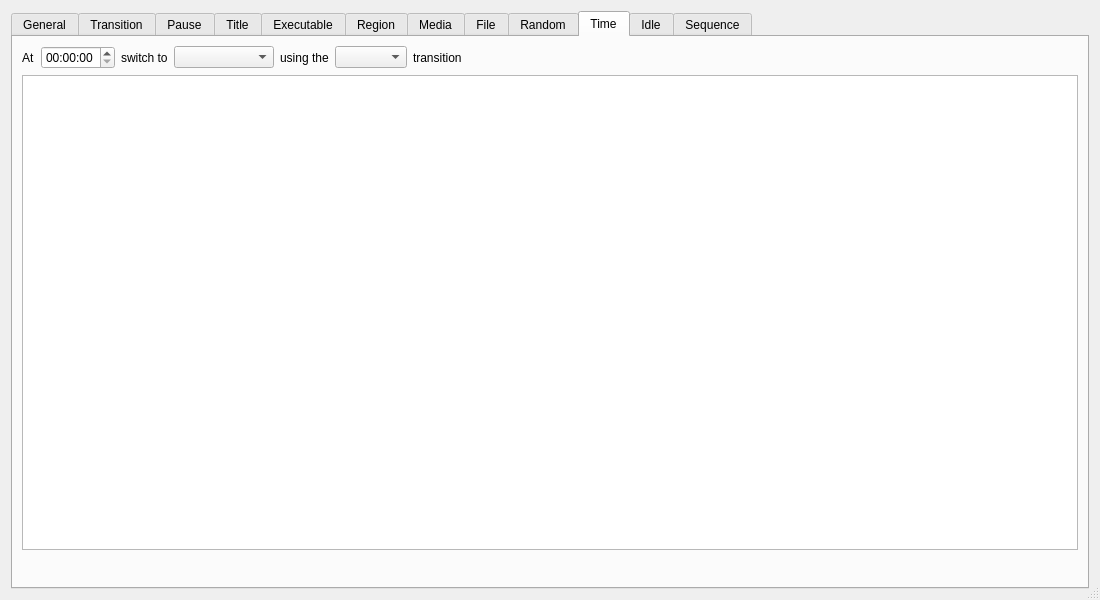
Qt form forms/advanced-scene-switcher.ui (WarmUpTill/SceneSwitcher) before a commit.
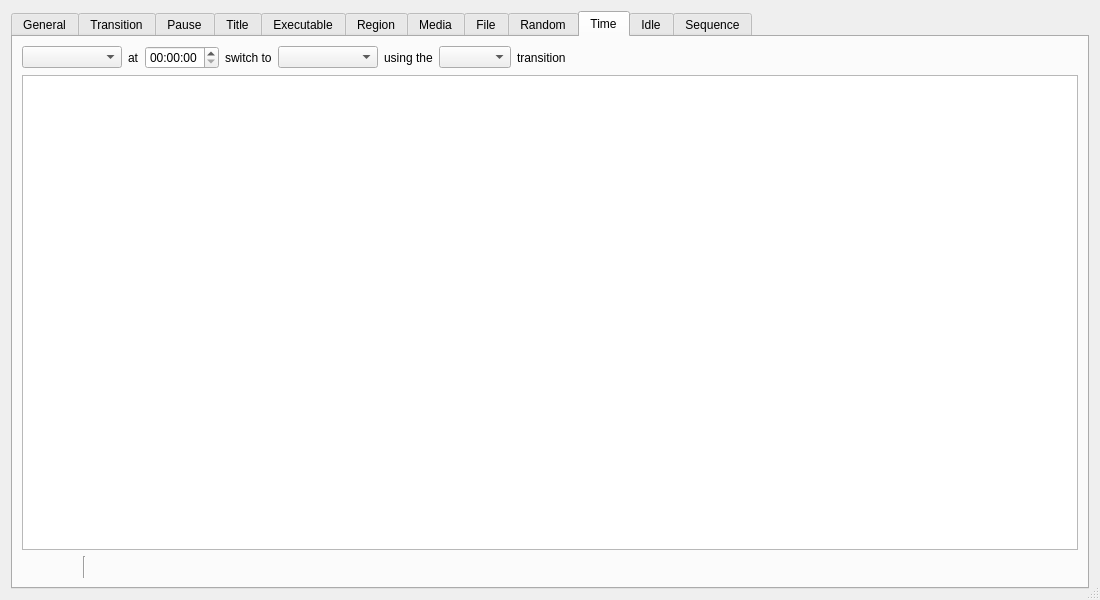
The same form after that commit. The open tabs and pages were chosen to show the change. Icons and pictures are not drawn.

Commit message: add support for weekdays and allow reordering on time tab

```diff
--- a/forms/advanced-scene-switcher.ui
+++ b/forms/advanced-scene-switcher.ui
@@ -2920,10 +2920,20 @@
       <layout class="QVBoxLayout" name="verticalLayout_10">
        <item>
         <layout class="QHBoxLayout" name="horizontalLayout_42">
+         <item>
+          <widget class="QComboBox" name="timeTrigger">
+           <property name="minimumSize">
+            <size>
+             <width>100</width>
+             <height>0</height>
+            </size>
+           </property>
+          </widget>
+         </item>
          <item>
           <widget class="QLabel" name="label_55">
            <property name="text">
-            <string>At</string>
+            <string>at</string>
            </property>
           </widget>
          </item>
@@ -3027,6 +3037,91 @@
            </property>
           </widget>
          </item>
+         <item>
+          <spacer name="horizontalSpacer_110">
+           <property name="orientation">
+            <enum>Qt::Horizontal</enum>
+           </property>
+           <property name="sizeType">
+            <enum>QSizePolicy::Fixed</enum>
+           </property>
+           <property name="sizeHint" stdset="0">
+            <size>
+             <width>5</width>
+             <height>20</height>
+            </size>
+           </property>
+          </spacer>
+         </item>
+         <item>
+          <widget class="Line" name="line_36">
+           <property name="orientation">
+            <enum>Qt::Vertical</enum>
+           </property>
+          </widget>
+         </item>
+         <item>
+          <spacer name="horizontalSpacer_111">
+           <property name="orientation">
+            <enum>Qt::Horizontal</enum>
+           </property>
+           <property name="sizeType">
+            <enum>QSizePolicy::Fixed</enum>
+           </property>
+           <property name="sizeHint" stdset="0">
+            <size>
+             <width>5</width>
+             <height>20</height>
+            </size>
+           </property>
+          </spacer>
+         </item>
+         <item>
+          <widget class="QPushButton" name="timeUp">
+           <property name="maximumSize">
+            <size>
+             <width>22</width>
+             <height>22</height>
+            </size>
+           </property>
+           <property name="text">
+            <string/>
+           </property>
+           <property name="icon">
+            <iconset>
+             <normaloff>../../../forms/images/up.svg</normaloff>../../../forms/images/up.svg</iconset>
+           </property>
+           <property name="flat">
+            <bool>true</bool>
+           </property>
+           <property name="themeID" stdset="0">
+            <string>upArrowIconSmall</string>
+           </property>
+          </widget>
+         </item>
+         <item>
+          <widget class="QPushButton" name="timeDown">
+           <property name="maximumSize">
+            <size>
+             <width>22</width>
+             <height>22</height>
+            </size>
+           </property>
+           <property name="text">
+            <string/>
+           </property>
+           <property name="icon">
+            <iconset>
+             <normaloff>../../../forms/images/down.svg</normaloff>../../../forms/images/down.svg</iconset>
+           </property>
+           <property name="flat">
+            <bool>true</bool>
+           </property>
+           <property name="themeID" stdset="0">
+            <string>downArrowIconSmall</string>
+           </property>
+          </widget>
+         </item>
          <item>
           <spacer name="horizontalSpacer_39">
            <property name="orientation">
```
Left out of the diff: 6 changed lines with no effect on the pictures. The commit also changes 5 other files.
